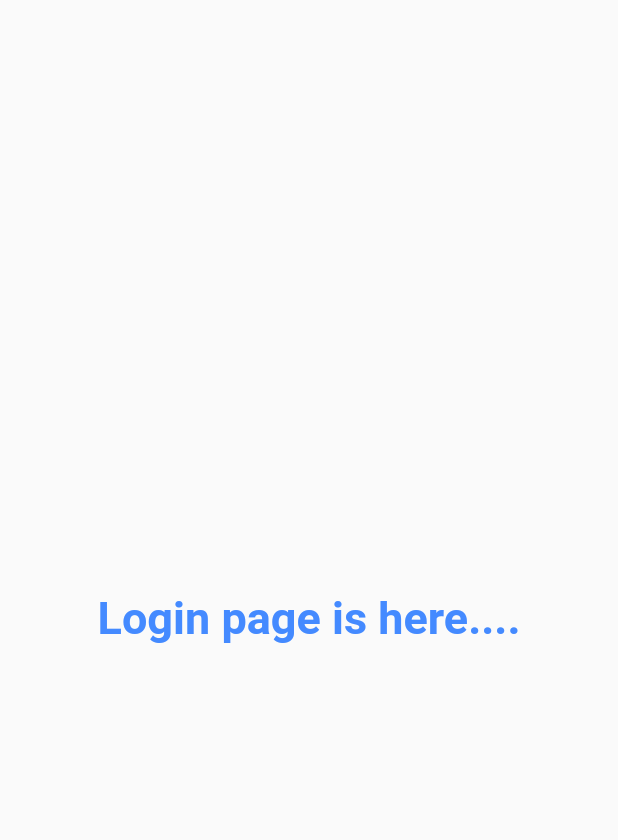
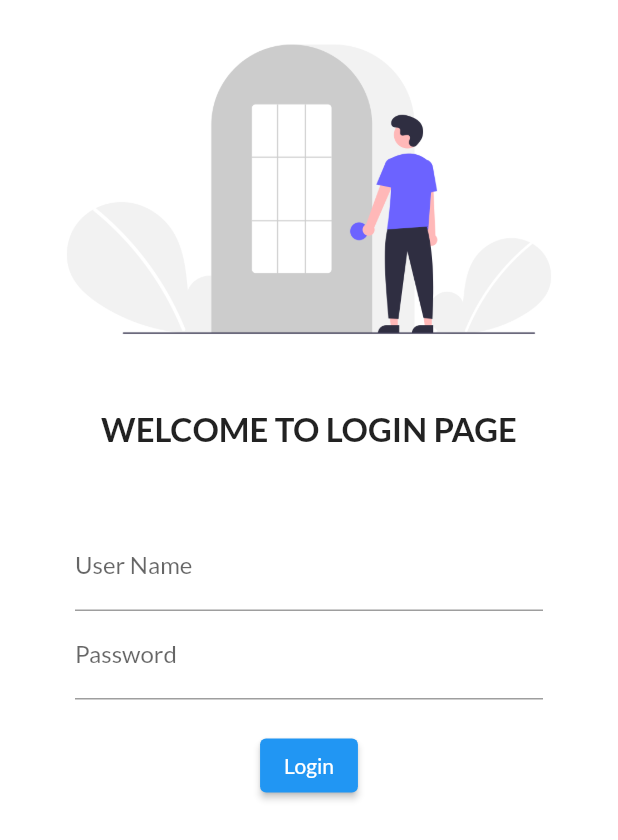
Before and after one commit to goyalkaran/Flutter-project, a Flutter app: the screen it shows after launch, on a phone screen of 412 x 824 dp. Shown: the top 840 px of the screen. Run offline on Flutter 3.47's test engine with Material 2 defaults, Android fonts, the phone set to English and light mode, and no system bars; our stand-ins replace google_fonts.

Commit message:
day 4 completed

```diff
--- a/lib/main.dart
+++ b/lib/main.dart
@@ -1,6 +1,7 @@
 import 'package:flutter/material.dart';
 import 'package:shoppers_paradise/view/homepage.dart';
 import 'package:shoppers_paradise/view/loginpage.dart';
+import 'package:google_fonts/google_fonts.dart';
 
 void main() {
   runApp(MyApp());
@@ -12,8 +13,10 @@ class MyApp extends StatelessWidget {
     return MaterialApp(
       themeMode: ThemeMode.light,
       theme: ThemeData(
-          // primarySwatch: Colors.amber,
-          ),
+        // primarySwatch: Colors.amber,
+        fontFamily: GoogleFonts.lato().fontFamily,
+        // primaryTextTheme: GoogleFonts.latoTextTheme(),
+      ),
       darkTheme: ThemeData(
         brightness: Brightness.dark,
       ),
--- a/lib/view/loginpage.dart
+++ b/lib/view/loginpage.dart
@@ -1,20 +1,64 @@
+import 'package:flutter/cupertino.dart';
 import 'package:flutter/material.dart';
+
 
 class LoginPage extends StatelessWidget {
   const LoginPage({Key? key}) : super(key: key);
 
   @override
   Widget build(BuildContext context) {
-    return const Material(
-      child: Center(
-        child: Text(
-          "Login page is here....",
-          style: TextStyle(
-            color: Colors.blueAccent,
-            fontSize: 30,
-            fontWeight: FontWeight.bold,
+    return Material(
+      color: Colors.white,
+      child: Column(
+        children: [
+          Image.asset(
+            "assets/images/image_1.png",
+            fit: BoxFit.cover,
           ),
-        ),
+          SizedBox(
+            height: 20.0,
+          ),
+          Text(
+            "WELCOME TO LOGIN PAGE",
+            style: TextStyle(
+              fontSize: 22,
+              fontWeight: FontWeight.bold,
+            ),
+          ),
+          SizedBox(
+            height: 20.0,
+          ),
+          Padding(
+            padding: const EdgeInsets.symmetric(vertical: 30, horizontal: 50),
+            child: Column(
+              children: [
+                TextFormField(
+                  decoration: InputDecoration(
+                    hintText: "Enter User Name",
+                    labelText: "User Name",
+                  ),
+                ),
+                TextFormField(
+                  obscureText: true,
+                  decoration: InputDecoration(
+                    hintText: "Enter Password",
+                    labelText: "Password",
+                  ),
+                ),
+                SizedBox(
+                  height: 20.0,
+                ),
+                ElevatedButton(
+                  child: Text("Login"),
+                  onPressed: () {
+                    print("hi karan");
+                  },
+                  style: TextButton.styleFrom(),
+                ),
+              ],
+            ),
+          ),
+        ],
       ),
     );
   }
```
Also changed, not shown: pubspec.yaml (+4 -3 lines), assets/images/image_1.png (added), pubspec.lock.
